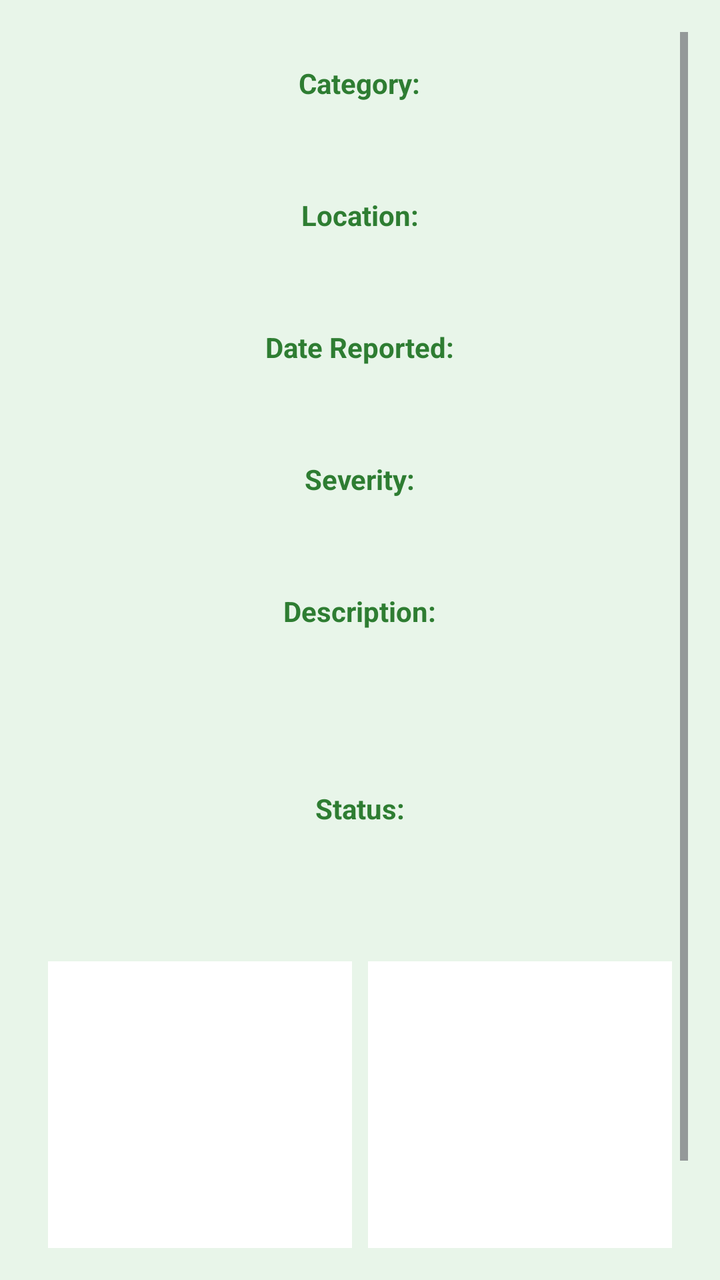
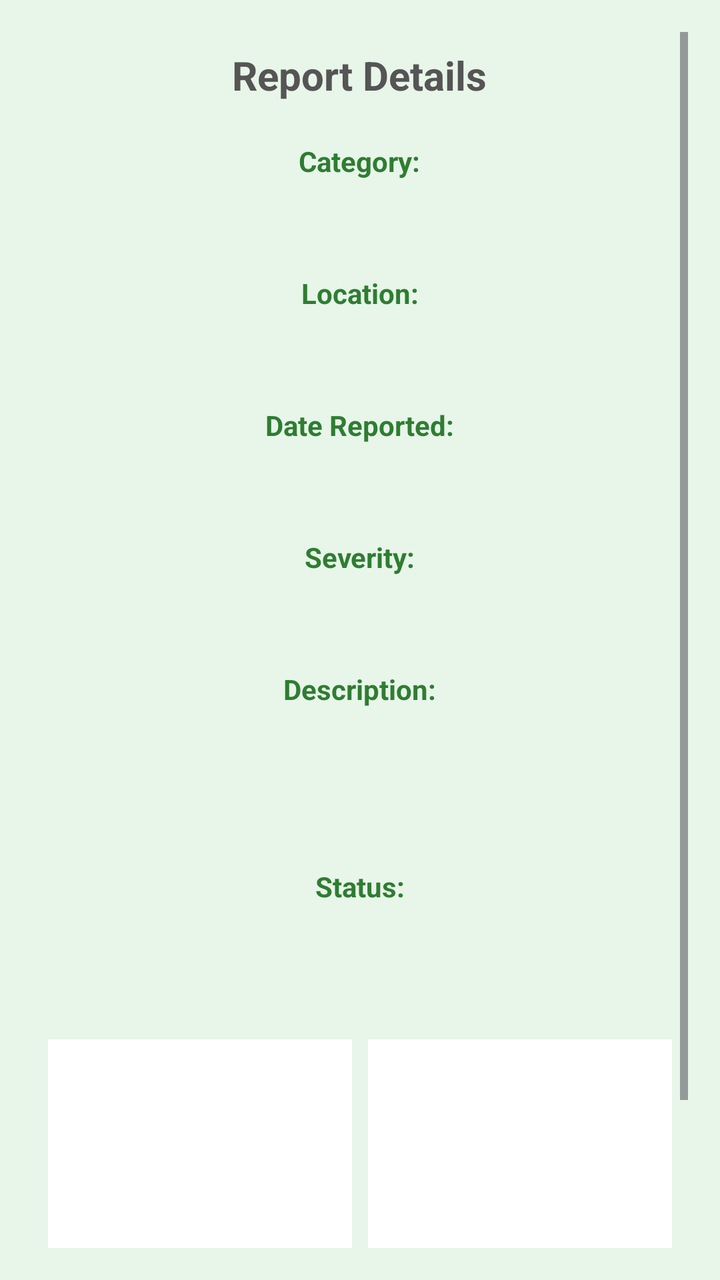

Screens rendered from an Android XML layout before and after an edit, with the pre-edit source and the edit as a unified diff.
<!-- AndroidManifest.xml: application theme Theme.GreenAwareMobile -->
<!-- res/layout/activity_report_details.xml -->
<ScrollView xmlns:android="http://schemas.android.com/apk/res/android"
    android:layout_width="match_parent"
    android:layout_height="match_parent"
    android:background="#E8F5E9"
    android:padding="16dp">

    <LinearLayout
        android:orientation="vertical"
        android:layout_width="match_parent"
        android:layout_height="wrap_content"
        android:gravity="center_horizontal"
        android:padding="8dp">

        
        <TextView
            android:text="Category:"
            android:textColor="#2E7D32"
            android:textStyle="bold"
            android:layout_width="wrap_content"
            android:layout_height="wrap_content"
            android:layout_marginTop="8dp"/>
        <TextView
            android:id="@+id/tvCategory"
            android:textColor="#555555"
            android:layout_width="wrap_content"
            android:layout_height="wrap_content"
            android:layout_marginBottom="12dp"
            android:padding="8dp"
            android:background="#E8F5E9"
            android:textAlignment="center"/>

        
        <TextView
            android:text="Location:"
            android:textColor="#2E7D32"
            android:textStyle="bold"
            android:layout_width="wrap_content"
            android:layout_height="wrap_content"/>
        <TextView
            android:id="@+id/tvLocation"
            android:textColor="#555555"
            android:layout_width="match_parent"
            android:layout_height="wrap_content"
            android:layout_marginBottom="12dp"
            android:padding="8dp"
            android:background="#E8F5E9"
            android:textAlignment="center"/>

        
        <TextView
            android:text="Date Reported:"
            android:textColor="#2E7D32"
            android:textStyle="bold"
            android:layout_width="wrap_content"
            android:layout_height="wrap_content"/>
        <TextView
            android:id="@+id/tvDateReported"
            android:textColor="#555555"
            android:layout_width="match_parent"
            android:layout_height="wrap_content"
            android:layout_marginBottom="12dp"
            android:padding="8dp"
            android:background="#E8F5E9"
            android:textAlignment="center"/>

        
        <TextView
            android:text="Severity:"
            android:textColor="#2E7D32"
            android:textStyle="bold"
            android:layout_width="wrap_content"
            android:layout_height="wrap_content"/>
        <TextView
            android:id="@+id/tvSeverity"
            android:textColor="#555555"
            android:layout_width="match_parent"
            android:layout_height="wrap_content"
            android:layout_marginBottom="12dp"
            android:textStyle="bold"
            android:padding="8dp"
            android:background="#E8F5E9"
            android:textAlignment="center"/>

        
        <TextView
            android:text="Description:"
            android:textColor="#2E7D32"
            android:textStyle="bold"
            android:layout_width="wrap_content"
            android:layout_height="wrap_content"/>
        <TextView
            android:id="@+id/tvDescription"
            android:textColor="#555555"
            android:layout_width="match_parent"
            android:layout_height="wrap_content"
            android:layout_marginBottom="12dp"
            android:padding="8dp"
            android:minLines="3"
            android:background="#E8F5E9"
            android:textAlignment="center"/>

        
        <TextView
            android:text="Status:"
            android:textColor="#2E7D32"
            android:textStyle="bold"
            android:layout_width="wrap_content"
            android:layout_height="wrap_content"
            android:textAlignment="center"/>
        <TextView
            android:id="@+id/tvStatus"
            android:textColor="#2E7D32"
            android:textStyle="bold"
            android:layout_width="match_parent"
            android:layout_height="wrap_content"
            android:layout_marginBottom="16dp"
            android:padding="8dp"
            android:background="#E8F5E9"
            android:textAlignment="center"/>

        
        <LinearLayout
            android:layout_width="match_parent"
            android:layout_height="wrap_content"
            android:orientation="horizontal"
            android:gravity="center"
            android:layout_marginTop="16dp"
            android:layout_marginBottom="24dp"
            android:weightSum="2">

            
            <LinearLayout
                android:layout_width="0dp"
                android:layout_height="wrap_content"
                android:layout_weight="1"
                android:orientation="vertical"
                android:gravity="center">

                <ImageView
                    android:id="@+id/imgUserPhoto"
                    android:layout_width="match_parent"
                    android:layout_height="150dp"
                    android:scaleType="centerCrop"
                    android:background="#FFFFFF"
                    android:elevation="4dp"/>

                <TextView
                    android:layout_width="wrap_content"
                    android:layout_height="wrap_content"
                    android:text="Before"
                    android:textColor="#555555"
                    android:textStyle="bold"
                    android:layout_marginTop="8dp"/>
            </LinearLayout>

            
            <LinearLayout
                android:layout_width="0dp"
                android:layout_height="wrap_content"
                android:layout_weight="1"
                android:orientation="vertical"
                android:gravity="center"
                android:layout_marginStart="8dp">

                <ImageView
                    android:id="@+id/imgFinalPhoto"
                    android:layout_width="match_parent"
                    android:layout_height="150dp"
                    android:scaleType="centerCrop"
                    android:background="#FFFFFF"
                    android:elevation="4dp"/>

                <TextView
                    android:layout_width="wrap_content"
                    android:layout_height="wrap_content"
                    android:text="After"
                    android:textColor="#2E7D32"
                    android:textStyle="bold"
                    android:layout_marginTop="8dp"/>
            </LinearLayout>
        </LinearLayout>
    </LinearLayout>
</ScrollView>
<!-- resources referenced by this layout -->
<resources>
  <style name="Theme.GreenAwareMobile" parent="Base.Theme.GreenAwareMobile" />
  <style name="Base.Theme.GreenAwareMobile" parent="Theme.Material3.DayNight.NoActionBar">
          
          
          <item name="materialCalendarTheme">@style/GreenSpinnerTheme</item>
      </style>
  <style name="GreenSpinnerTheme" parent="ThemeOverlay.AppCompat.Light">
          <item name="android:textColor">#555555</item>
      </style>
</resources>

<!-- the commit's change to res/layout/activity_report_details.xml (unified diff, before → after) -->
@@ -10,6 +10,16 @@
         android:layout_height="wrap_content"
         android:gravity="center_horizontal"
         android:padding="8dp">
+
+        <TextView
+            android:text="Report Details"
+            android:textSize="20sp"
+            android:textStyle="bold"
+            android:textColor="#555555"
+            android:layout_width="wrap_content"
+            android:layout_height="wrap_content"
+            android:layout_gravity="center_horizontal"
+            android:layout_marginBottom="12dp"/>
 
         
         <TextView
